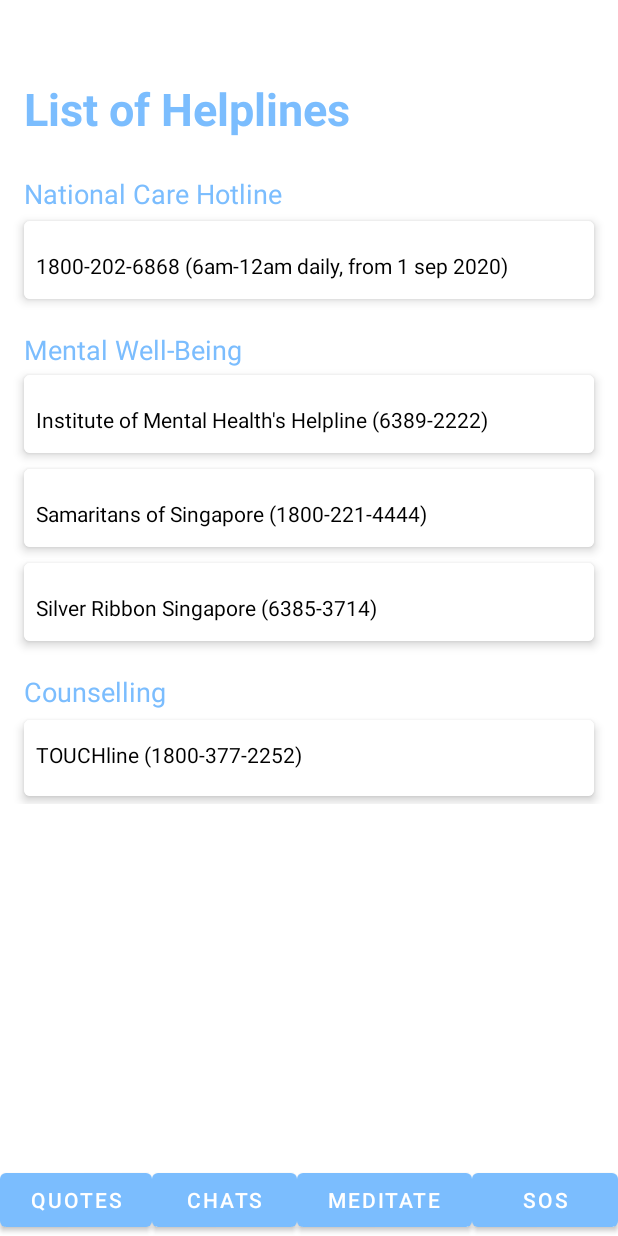
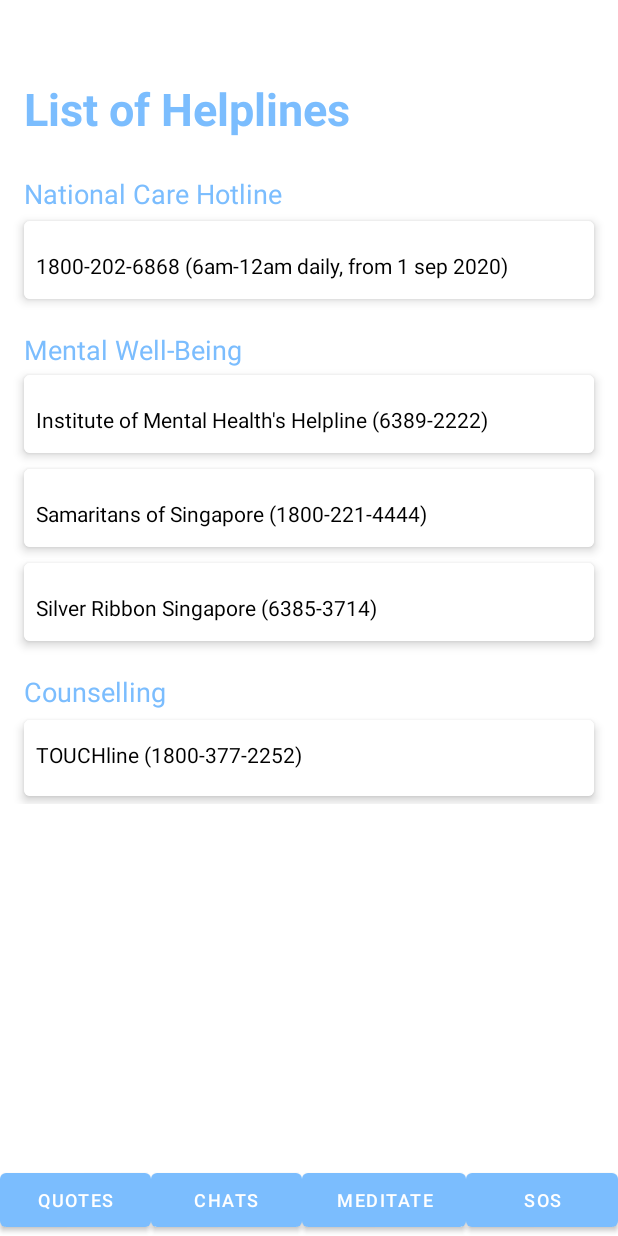
Before and after one commit to June-Han/GUTSHackathonTeam08, an Android app: the HelplineActivity screen opened directly, with no data from a screen before it, on a phone screen of 412 x 824 dp. Run offline under Robolectric (Android 15) with nearby library versions, the phone set to English and light mode, and no system bars; network calls fail; Roboto replaces fonts that are not available here.

Commit message:
Update menu weight and font size. Added apk

```diff
--- a/Melody/app/src/main/res/layout/activity_helpline.xml
+++ b/Melody/app/src/main/res/layout/activity_helpline.xml
@@ -277,7 +277,8 @@
                     android:id="@+id/button3"
                     android:layout_width="wrap_content"
                     android:layout_height="wrap_content"
-                    android:layout_weight="1"
+                    android:layout_weight="0.25"
+                    android:textSize="12dp"
                     android:onClick="quoteBttnFn"
                     android:text="@string/quotesBttn" />
 
@@ -287,21 +288,24 @@
                     android:id="@+id/button4"
                     android:layout_width="wrap_content"
                     android:layout_height="wrap_content"
-                    android:layout_weight="1"
+                    android:layout_weight="0.25"
+                    android:textSize="12dp"
                     android:onClick="chatBttnFn"
                     android:text="@string/chatBttn" />
                 <Button
                     android:id="@+id/button2"
                     android:layout_width="wrap_content"
                     android:layout_height="wrap_content"
-                    android:layout_weight="1"
+                    android:layout_weight="0.25"
+                    android:textSize="12dp"
                     android:onClick="musicBttnFn"
                     android:text="@string/musicBttn" />
                 <Button
                     android:id="@+id/button"
                     android:layout_width="wrap_content"
                     android:layout_height="wrap_content"
-                    android:layout_weight="1"
+                    android:layout_weight="0.25"
+                    android:textSize="12dp"
                     android:onClick="helplineBttnFn"
                     android:text="@string/helplineBttn" />
 
```
Also changed, not shown: Melody/app/src/main/res/layout/activity_chat.xml (+4 -4 lines), Melody/app/src/main/res/layout/activity_music.xml (+8 -4 lines), Melody/app/src/main/res/layout/activity_quotes.xml (+8 -4 lines).
